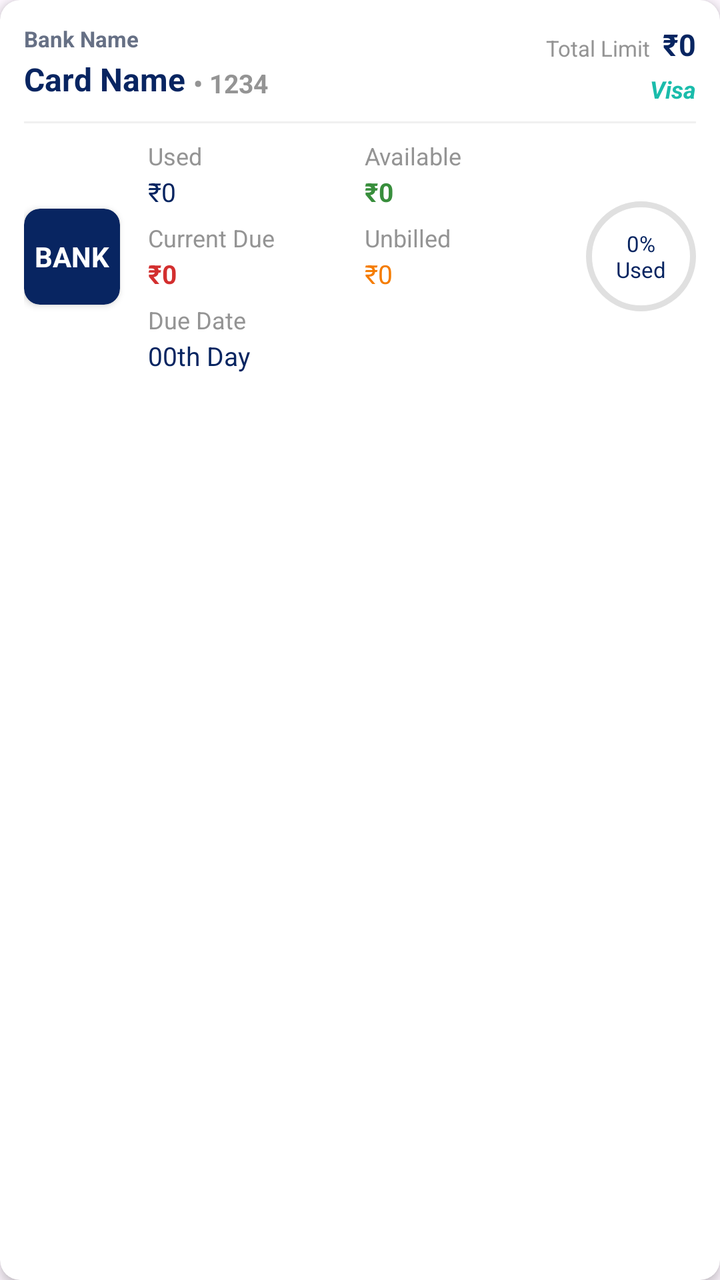
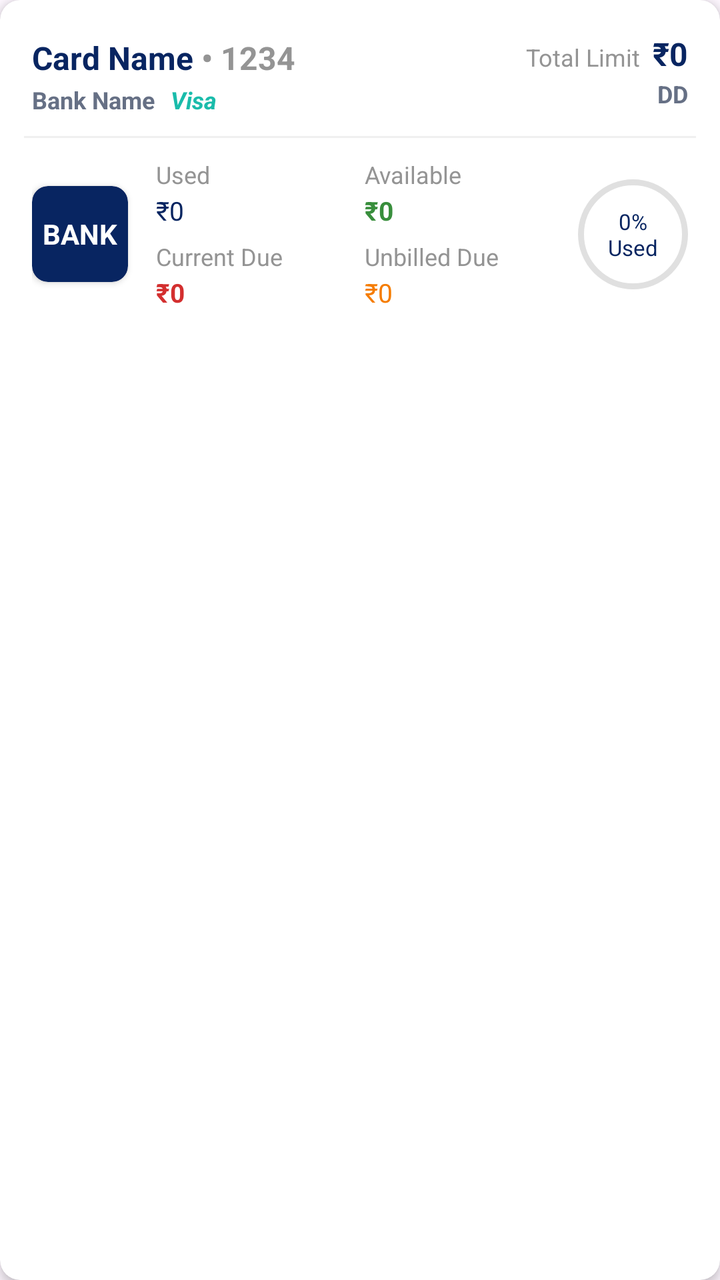

Compare the two renders of this Android layout. The source of the first and the diff that turns it into the second are given below.
<!-- AndroidManifest.xml: application theme Theme.FinTrack -->
<!-- res/layout/item_dashboard_card.xml -->
<?xml version="1.0" encoding="utf-8"?>
<com.google.android.material.card.MaterialCardView
    xmlns:android="http://schemas.android.com/apk/res/android"
    xmlns:app="http://schemas.android.com/apk/res-auto"
    xmlns:tools="http://schemas.android.com/tools"
    android:layout_width="match_parent"
    android:layout_height="wrap_content"
    android:layout_marginHorizontal="1dp"
    android:layout_marginVertical="6dp"
    android:clickable="true"
    android:focusable="true"
    android:foreground="?attr/selectableItemBackground"
    app:cardBackgroundColor="#FFFFFF"
    app:cardCornerRadius="10dp"
    app:cardElevation="3dp"
    app:strokeWidth="0dp"
    tools:ignore="HardcodedText, ContentDescription">

    
    <LinearLayout
        android:layout_width="match_parent"
        android:layout_height="wrap_content"
        android:orientation="vertical">

        
        
        
        <LinearLayout
            android:layout_width="match_parent"
            android:layout_height="wrap_content"
            android:orientation="horizontal"
            android:baselineAligned="false"
            android:paddingStart="12dp"
            android:paddingEnd="12dp"
            android:paddingTop="12dp"
            android:paddingBottom="8dp">

            
            <LinearLayout
                android:layout_width="0dp"
                android:layout_height="wrap_content"
                android:layout_weight="1"
                android:orientation="vertical"
                android:layout_marginEnd="8dp">

                <TextView
                    android:id="@+id/tvBankName"
                    android:layout_width="wrap_content"
                    android:layout_height="wrap_content"
                    android:text="Bank Name"
                    android:textColor="#667085"
                    android:textSize="11sp"
                    android:textStyle="bold" />

                <LinearLayout
                    android:layout_width="wrap_content"
                    android:layout_height="wrap_content"
                    android:orientation="horizontal"
                    android:baselineAligned="false"
                    android:layout_marginTop="2dp"
                    android:gravity="bottom">

                    <TextView
                        android:id="@+id/tvCardName"
                        android:layout_width="wrap_content"
                        android:layout_height="wrap_content"
                        android:ellipsize="end"
                        android:maxLines="1"
                        android:text="Card Name"
                        android:textColor="#082561"
                        android:textSize="16sp"
                        android:textStyle="bold" />

                    <TextView
                        android:id="@+id/tvLast4Digits"
                        android:layout_width="wrap_content"
                        android:layout_height="wrap_content"
                        android:layout_marginStart="4dp"
                        android:text="• 1234"
                        android:textColor="#949494"
                        android:textSize="13sp"
                        android:textStyle="bold" />
                </LinearLayout>

                
                <com.google.android.material.card.MaterialCardView
                    android:id="@+id/cardCashbackBadge"
                    android:layout_width="wrap_content"
                    android:layout_height="wrap_content"
                    android:layout_marginTop="6dp"
                    app:cardBackgroundColor="#E8F5E9"
                    app:cardCornerRadius="4dp"
                    app:cardElevation="0dp"
                    app:strokeWidth="0dp"
                    android:visibility="gone">

                    <TextView
                        android:id="@+id/tvUnbilledCashback"
                        android:layout_width="wrap_content"
                        android:layout_height="wrap_content"
                        android:paddingHorizontal="6dp"
                        android:paddingVertical="2dp"
                        android:text="Unbilled CB: ₹0"
                        android:textColor="#2E7D32"
                        android:textSize="11sp"
                        android:textStyle="bold" />
                </com.google.android.material.card.MaterialCardView>
            </LinearLayout>

            
            <LinearLayout
                android:layout_width="wrap_content"
                android:layout_height="wrap_content"
                android:orientation="vertical"
                android:gravity="end">

                <LinearLayout
                    android:layout_width="wrap_content"
                    android:layout_height="wrap_content"
                    android:orientation="horizontal"
                    android:baselineAligned="false"
                    android:gravity="bottom">

                    <TextView
                        android:layout_width="wrap_content"
                        android:layout_height="wrap_content"
                        android:layout_marginEnd="6dp"
                        android:layout_marginBottom="1dp"
                        android:text="Total Limit"
                        android:textColor="#949494"
                        android:textSize="11sp" />

                    <TextView
                        android:id="@+id/tvCardLimit"
                        android:layout_width="wrap_content"
                        android:layout_height="wrap_content"
                        android:text="₹0"
                        android:textColor="#082561"
                        android:textSize="15sp"
                        android:textStyle="bold"/>
                </LinearLayout>

                <TextView
                    android:id="@+id/tvCardType"
                    android:layout_width="wrap_content"
                    android:layout_height="wrap_content"
                    android:layout_marginTop="4dp"
                    android:text="Visa"
                    android:textColor="#1abcab"
                    android:textSize="12sp"
                    android:textStyle="bold|italic" />
            </LinearLayout>
        </LinearLayout>

        
        <View
            android:layout_width="match_parent"
            android:layout_height="1dp"
            android:layout_marginHorizontal="12dp"
            android:background="#F0F0F0" />

        
        
        
        <androidx.constraintlayout.widget.ConstraintLayout
            android:layout_width="match_parent"
            android:layout_height="wrap_content"
            android:paddingStart="12dp"
            android:paddingEnd="12dp"
            android:paddingVertical="8dp"
            tools:ignore="HardcodedText,TooManyViews,SmallSp,ContentDescription,UseCompoundDrawables,TooDeepLayout">

            
            <androidx.cardview.widget.CardView
                android:id="@+id/cardLogoContainer"
                android:layout_width="48dp"
                android:layout_height="48dp"
                app:cardBackgroundColor="#082561"
                app:cardCornerRadius="8dp"
                app:layout_constraintBottom_toBottomOf="parent"
                app:layout_constraintStart_toStartOf="parent"
                app:layout_constraintTop_toTopOf="parent">

                <TextView
                    android:id="@+id/tvCardLogoText"
                    android:layout_width="match_parent"
                    android:layout_height="match_parent"
                    android:gravity="center"
                    android:maxLines="1"
                    android:padding="2dp"
                    android:text="BANK"
                    android:textColor="#FFFFFF"
                    android:textStyle="bold"
                    app:autoSizeMaxTextSize="14sp"
                    app:autoSizeMinTextSize="6sp"
                    app:autoSizeStepGranularity="1sp"
                    app:autoSizeTextType="uniform" />
            </androidx.cardview.widget.CardView>


            
            <LinearLayout
                android:layout_width="0dp"
                android:layout_height="wrap_content"
                android:layout_marginStart="14dp"
                android:layout_marginEnd="2dp"
                android:orientation="vertical"
                app:layout_constraintBottom_toBottomOf="parent"
                app:layout_constraintEnd_toStartOf="@id/progressContainer"
                app:layout_constraintStart_toEndOf="@id/cardLogoContainer"
                app:layout_constraintTop_toTopOf="parent">

                
                <LinearLayout
                    android:layout_width="match_parent"
                    android:layout_height="wrap_content"
                    android:orientation="horizontal"
                    android:baselineAligned="false">

                    <LinearLayout
                        android:layout_width="0dp"
                        android:layout_height="wrap_content"
                        android:layout_weight="1"
                        android:orientation="vertical">

                        <TextView
                            android:layout_width="wrap_content"
                            android:layout_height="wrap_content"
                            android:text="Used"
                            android:textColor="#949494"
                            android:textSize="12sp" />

                        <TextView
                            android:id="@+id/tvCardUsed"
                            android:layout_width="wrap_content"
                            android:layout_height="wrap_content"
                            android:layout_marginTop="1dp"
                            android:text="₹0"
                            android:textColor="#082561"
                            android:textSize="13sp"/>
                    </LinearLayout>

                    <LinearLayout
                        android:layout_width="0dp"
                        android:layout_height="wrap_content"
                        android:layout_weight="1"
                        android:orientation="vertical">

                        <TextView
                            android:layout_width="wrap_content"
                            android:layout_height="wrap_content"
                            android:text="Available"
                            android:textColor="#949494"
                            android:textSize="12sp" />

                        <TextView
                            android:id="@+id/tvCardAvailable"
                            android:layout_width="wrap_content"
                            android:layout_height="wrap_content"
                            android:layout_marginTop="1dp"
                            android:text="₹0"
                            android:textColor="#388E3C"
                            android:textSize="13sp"
                            android:textStyle="bold"/>
                    </LinearLayout>
                </LinearLayout>

                
                <LinearLayout
                    android:layout_width="match_parent"
                    android:layout_height="wrap_content"
                    android:layout_marginTop="6dp"
                    android:orientation="horizontal"
                    android:baselineAligned="false">

                    <LinearLayout
                        android:layout_width="0dp"
                        android:layout_height="wrap_content"
                        android:layout_weight="1"
                        android:orientation="vertical">

                        <TextView
                            android:layout_width="wrap_content"
                            android:layout_height="wrap_content"
                            android:text="Current Due"
                            android:textColor="#949494"
                            android:textSize="12sp" />

                        <TextView
                            android:id="@+id/tvCardDue"
                            android:layout_width="wrap_content"
                            android:layout_height="wrap_content"
                            android:layout_marginTop="1dp"
                            android:text="₹0"
                            android:textColor="#D32F2F"
                            android:textSize="13sp"
                            android:textStyle="bold"/>
                    </LinearLayout>

                    <LinearLayout
                        android:layout_width="0dp"
                        android:layout_height="wrap_content"
                        android:layout_weight="1"
                        android:orientation="vertical">

                        <TextView
                            android:layout_width="wrap_content"
                            android:layout_height="wrap_content"
                            android:text="Unbilled"
                            android:textColor="#949494"
                            android:textSize="12sp" />

                        <TextView
                            android:id="@+id/tvCardUnbilled"
                            android:layout_width="wrap_content"
                            android:layout_height="wrap_content"
                            android:layout_marginTop="1dp"
                            android:text="₹0"
                            android:textColor="#F57C00"
                            android:textSize="13sp"/>
                    </LinearLayout>
                </LinearLayout>

                
                <LinearLayout
                    android:layout_width="match_parent"
                    android:layout_height="wrap_content"
                    android:layout_marginTop="6dp"
                    android:orientation="vertical">

                    <TextView
                        android:layout_width="wrap_content"
                        android:layout_height="wrap_content"
                        android:text="Due Date"
                        android:textColor="#949494"
                        android:textSize="12sp" />

                    <TextView
                        android:id="@+id/tvCardDueDate"
                        android:layout_width="wrap_content"
                        android:layout_height="wrap_content"
                        android:layout_marginTop="1dp"
                        android:text="00th Day"
                        android:textColor="#082561"
                        android:textSize="13sp"/>
                </LinearLayout>

            </LinearLayout>

            
            <RelativeLayout
                android:id="@+id/progressContainer"
                android:layout_width="55dp"
                android:layout_height="55dp"
                app:layout_constraintBottom_toBottomOf="parent"
                app:layout_constraintEnd_toEndOf="parent"
                app:layout_constraintTop_toTopOf="parent">

                <com.google.android.material.progressindicator.CircularProgressIndicator
                    android:id="@+id/cpiCardProgress"
                    android:layout_width="wrap_content"
                    android:layout_height="wrap_content"
                    android:layout_centerInParent="true"
                    android:progress="0"
                    app:indicatorSize="55dp"
                    app:indicatorInset="0dp"
                    app:indicatorColor="#1abcab"
                    app:trackColor="#E0E0E0"
                    app:trackThickness="3dp" />

                <TextView
                    android:id="@+id/tvCardProgressPercent"
                    android:layout_width="wrap_content"
                    android:layout_height="wrap_content"
                    android:layout_centerInParent="true"
                    android:gravity="center"
                    android:text="0%&#10;Used"
                    android:textColor="#082561"
                    android:textSize="11sp" />

            </RelativeLayout>
        </androidx.constraintlayout.widget.ConstraintLayout>
    </LinearLayout>
</com.google.android.material.card.MaterialCardView>
<!-- resources referenced by this layout -->
<resources>
  <style name="Theme.FinTrack" parent="Base.Theme.FinTrack" />
  <style name="Base.Theme.FinTrack" parent="Theme.Material3.Light.NoActionBar">
          
          <item name="colorPrimary">#082561</item>
          <item name="colorSecondary">#1ABCAB</item>
  
          
          <item name="android:windowLightStatusBar">true</item>
          <item name="android:statusBarColor">#FFFFFF</item>
      </style>
</resources>

<!-- the commit's change to res/layout/item_dashboard_card.xml (unified diff, before → after) -->
@@ -30,10 +30,10 @@
             android:layout_height="wrap_content"
             android:orientation="horizontal"
             android:baselineAligned="false"
-            android:paddingStart="12dp"
-            android:paddingEnd="12dp"
-            android:paddingTop="12dp"
-            android:paddingBottom="8dp">
+            android:paddingStart="16dp"
+            android:paddingEnd="16dp"
+            android:paddingTop="16dp"
+            android:paddingBottom="10dp">
 
             
             <LinearLayout
@@ -43,14 +43,7 @@
                 android:orientation="vertical"
                 android:layout_marginEnd="8dp">
 
-                <TextView
-                    android:id="@+id/tvBankName"
-                    android:layout_width="wrap_content"
-                    android:layout_height="wrap_content"
-                    android:text="Bank Name"
-                    android:textColor="#667085"
-                    android:textSize="11sp"
-                    android:textStyle="bold" />
+
 
                 <LinearLayout
                     android:layout_width="wrap_content"
@@ -78,33 +71,42 @@
                         android:layout_marginStart="4dp"
                         android:text="• 1234"
                         android:textColor="#949494"
-                        android:textSize="13sp"
+                        android:textSize="16sp"
                         android:textStyle="bold" />
-                </LinearLayout>
-
-                
-                <com.google.android.material.card.MaterialCardView
-                    android:id="@+id/cardCashbackBadge"
-                    android:layout_width="wrap_content"
-                    android:layout_height="wrap_content"
-                    android:layout_marginTop="6dp"
-                    app:cardBackgroundColor="#E8F5E9"
-                    app:cardCornerRadius="4dp"
-                    app:cardElevation="0dp"
-                    app:strokeWidth="0dp"
-                    android:visibility="gone">
-
-                    <TextView
-                        android:id="@+id/tvUnbilledCashback"
-                        android:layout_width="wrap_content"
-                        android:layout_height="wrap_content"
-                        android:paddingHorizontal="6dp"
-                        android:paddingVertical="2dp"
-                        android:text="Unbilled CB: ₹0"
-                        android:textColor="#2E7D32"
-                        android:textSize="11sp"
+
+                </LinearLayout>
+                <LinearLayout
+                    android:layout_width="wrap_content"
+                    android:layout_height="wrap_content"
+                    android:orientation="horizontal"
+                    android:baselineAligned="false"
+                    android:layout_marginTop="2dp"
+                    android:gravity="bottom">
+
+
+
+                    <TextView
+                        android:id="@+id/tvBankName"
+                        android:layout_width="wrap_content"
+                        android:layout_height="wrap_content"
+                        android:text="Bank Name"
+                        android:textColor="#667085"
+                        android:textSize="12sp"
                         android:textStyle="bold" />
-                </com.google.android.material.card.MaterialCardView>
+
+                    <TextView
+                        android:id="@+id/tvCardType"
+                        android:layout_width="wrap_content"
+                        android:layout_height="wrap_content"
+                        android:layout_marginStart="8dp"
+                        android:text="Visa"
+                        android:textColor="#1abcab"
+                        android:textSize="12sp"
+                        android:textStyle="bold|italic" />
+                </LinearLayout>
+
+
+
             </LinearLayout>
 
             
@@ -128,7 +130,7 @@
                         android:layout_marginBottom="1dp"
                         android:text="Total Limit"
                         android:textColor="#949494"
-                        android:textSize="11sp" />
+                        android:textSize="12sp" />
 
                     <TextView
                         android:id="@+id/tvCardLimit"
@@ -136,19 +138,20 @@
                         android:layout_height="wrap_content"
                         android:text="₹0"
                         android:textColor="#082561"
-                        android:textSize="15sp"
+                        android:textSize="16sp"
                         android:textStyle="bold"/>
                 </LinearLayout>
 
                 <TextView
-                    android:id="@+id/tvCardType"
-                    android:layout_width="wrap_content"
-                    android:layout_height="wrap_content"
-                    android:layout_marginTop="4dp"
-                    android:text="Visa"
-                    android:textColor="#1abcab"
+                    android:id="@+id/tvCardDueDate"
+                    android:layout_width="wrap_content"
+                    android:layout_height="wrap_content"
+                    android:layout_marginTop="1dp"
+                    android:text="DD"
+                    android:textColor="#667085"
                     android:textSize="12sp"
-                    android:textStyle="bold|italic" />
+                    android:textStyle="bold"/>
+
             </LinearLayout>
         </LinearLayout>
 
@@ -165,9 +168,10 @@
         <androidx.constraintlayout.widget.ConstraintLayout
             android:layout_width="match_parent"
             android:layout_height="wrap_content"
-            android:paddingStart="12dp"
-            android:paddingEnd="12dp"
-            android:paddingVertical="8dp"
+            android:paddingStart="16dp"
+            android:paddingEnd="16dp"
+            android:paddingBottom="16dp"
+            android:paddingTop="10dp"
             tools:ignore="HardcodedText,TooManyViews,SmallSp,ContentDescription,UseCompoundDrawables,TooDeepLayout">
 
             
@@ -306,7 +310,7 @@
                         <TextView
                             android:layout_width="wrap_content"
                             android:layout_height="wrap_content"
-                            android:text="Unbilled"
+                            android:text="Unbilled Due"
                             android:textColor="#949494"
                             android:textSize="12sp" />
 
@@ -319,30 +323,6 @@
                             android:textColor="#F57C00"
                             android:textSize="13sp"/>
                     </LinearLayout>
-                </LinearLayout>
-
-                
-                <LinearLayout
-                    android:layout_width="match_parent"
-                    android:layout_height="wrap_content"
-                    android:layout_marginTop="6dp"
-                    android:orientation="vertical">
-
-                    <TextView
-                        android:layout_width="wrap_content"
-                        android:layout_height="wrap_content"
-                        android:text="Due Date"
-                        android:textColor="#949494"
-                        android:textSize="12sp" />
-
-                    <TextView
-                        android:id="@+id/tvCardDueDate"
-                        android:layout_width="wrap_content"
-                        android:layout_height="wrap_content"
-                        android:layout_marginTop="1dp"
-                        android:text="00th Day"
-                        android:textColor="#082561"
-                        android:textSize="13sp"/>
                 </LinearLayout>
 
             </LinearLayout>
